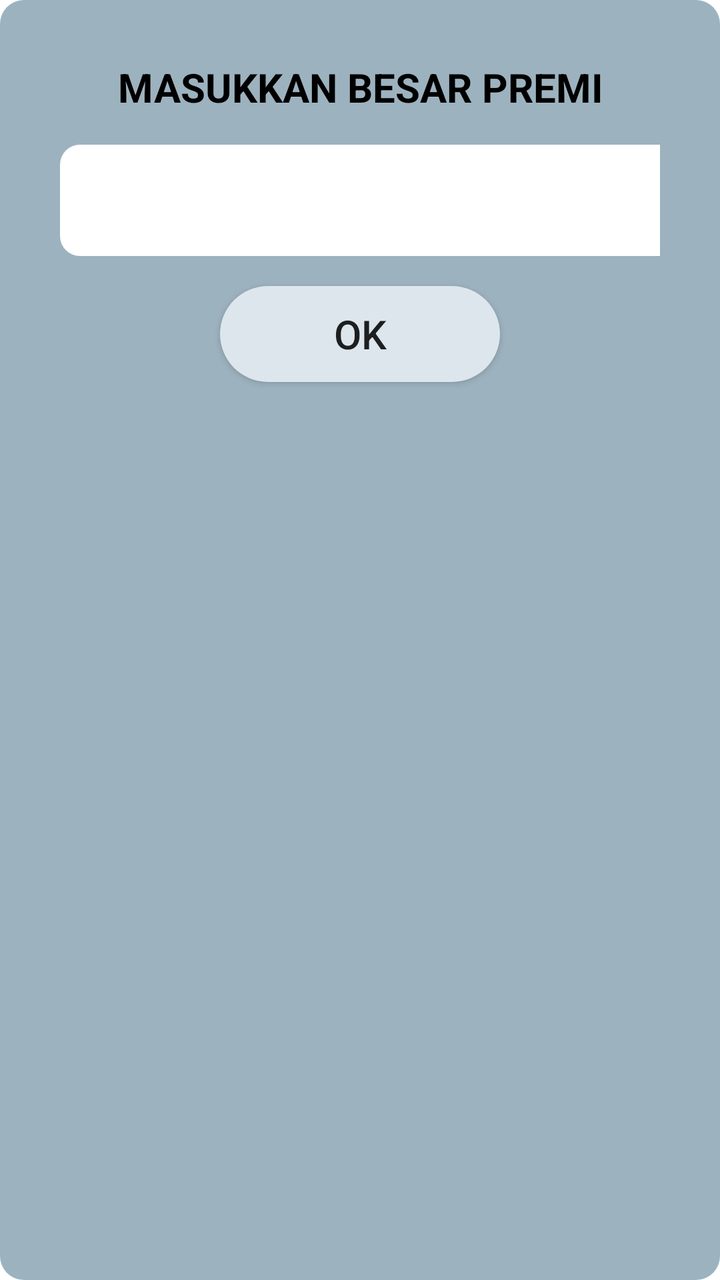
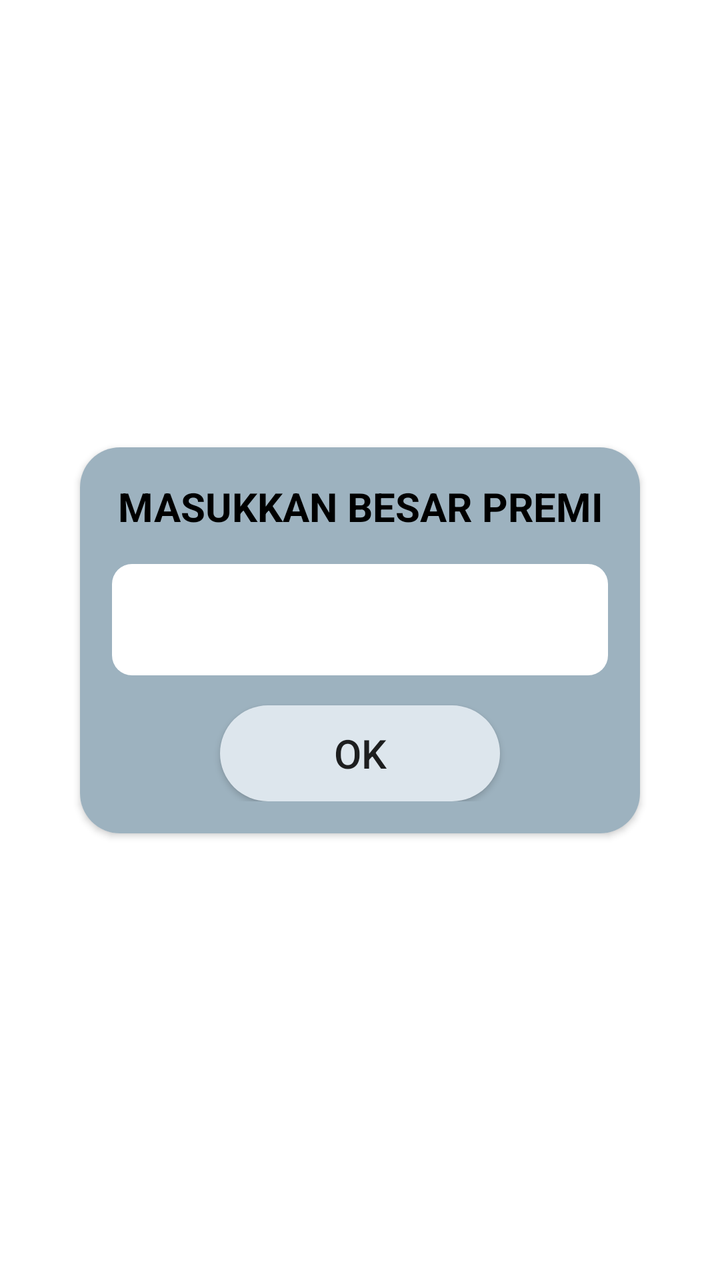

Compare the two renders of this Android layout. The source of the first and the diff that turns it into the second are given below.
<!-- AndroidManifest.xml: application theme Theme.Skripsi -->
<!-- res/layout/pop_up_input_premi.xml -->
<?xml version="1.0" encoding="utf-8"?>
<LinearLayout xmlns:android="http://schemas.android.com/apk/res/android"
    android:layout_width="wrap_content"
    android:layout_height="wrap_content"
    android:orientation="vertical"
    android:background="@drawable/rounded_icon_background"
    android:padding="30dp">

    <TextView
        android:layout_width="350dp"
        android:layout_height="wrap_content"
        android:text="@string/masukkan_besar_premi"
        android:layout_gravity="center"
        android:textAlignment="center"
        android:textColor="@color/black"
        android:textStyle="bold"
        android:textSize="20dp"
        />

    <com.google.android.material.textfield.TextInputLayout
        android:layout_width="350dp"
        android:layout_height="wrap_content"
        android:id="@+id/besarPremi"
        style="@style/Widget.MaterialComponents.TextInputLayout.OutlinedBox"
        android:textSize="12dp"
        android:layout_marginTop="10dp"
        >

        <EditText
            android:layout_width="match_parent"
            android:layout_height="wrap_content"
            android:background="@drawable/rounded_corner_fill"
            />

    </com.google.android.material.textfield.TextInputLayout>

    <androidx.appcompat.widget.AppCompatButton
        android:layout_width="140dp"
        android:layout_height="wrap_content"
        android:text="@string/ok"
        android:background="@drawable/rounded_button_ok"
        android:layout_gravity="center"
        android:layout_marginTop="15dp"
        android:id="@+id/btnOkPremi"
        android:textSize="20dp"
        />

</LinearLayout>
<!-- resources referenced by this layout -->
<resources>
  <color name="black">#FF000000</color>
  <!-- drawable rounded_button_ok (drawable) -->
  <?xml version="1.0" encoding="utf-8"?>
  <shape xmlns:android="http://schemas.android.com/apk/res/android" android:shape="rectangle">
      <solid android:color="#DDE6ED" />
      <corners android:radius="50dp" />
  </shape>
  <!-- drawable rounded_corner_fill (drawable) -->
  <?xml version="1.0" encoding="utf-8"?>
  <shape xmlns:android="http://schemas.android.com/apk/res/android"
      android:shape="rectangle">
      <solid android:color="@color/white" />
      <corners android:radius="10dp" />
  </shape>
  <!-- drawable rounded_icon_background (drawable) -->
  <?xml version="1.0" encoding="utf-8"?>
  <shape xmlns:android="http://schemas.android.com/apk/res/android"
      android:shape="rectangle">
      <solid android:color="#9DB2BF" /> <corners android:radius="12dp" /> </shape>
  <string name="masukkan_besar_premi">MASUKKAN BESAR PREMI</string>
  <string name="ok">OK</string>
  <style name="Theme.Skripsi" parent="Theme.MaterialComponents.DayNight.DarkActionBar">
          
          <item name="colorPrimary">@color/purple_500</item>
          <item name="colorPrimaryVariant">@color/purple_700</item>
          <item name="colorOnPrimary">@color/white</item>
          
          <item name="colorSecondary">@color/teal_200</item>
          <item name="colorSecondaryVariant">@color/teal_700</item>
          <item name="colorOnSecondary">@color/black</item>
          
          <item name="android:statusBarColor">?attr/colorPrimaryVariant</item>
          
      </style>
  <color name="white">#FFFFFFFF</color>
  <color name="purple_500">#FF6200EE</color>
  <color name="purple_700">#FF3700B3</color>
  <color name="teal_200">#FF03DAC5</color>
  <color name="teal_700">#FF018786</color>
</resources>

<!-- the commit's change to res/layout/pop_up_input_premi.xml (unified diff, before → after) -->
@@ -1,48 +1,68 @@
 <?xml version="1.0" encoding="utf-8"?>
-<LinearLayout xmlns:android="http://schemas.android.com/apk/res/android"
-    android:layout_width="wrap_content"
-    android:layout_height="wrap_content"
-    android:orientation="vertical"
-    android:background="@drawable/rounded_icon_background"
-    android:padding="30dp">
+<androidx.constraintlayout.widget.ConstraintLayout
+    xmlns:android="http://schemas.android.com/apk/res/android"
+    xmlns:app="http://schemas.android.com/apk/res-auto"
+    android:layout_width="match_parent"
+    android:layout_height="match_parent">
 
-    <TextView
-        android:layout_width="350dp"
+    <androidx.cardview.widget.CardView
+        android:id="@+id/passwordPopup"
+        android:layout_width="280dp"
         android:layout_height="wrap_content"
-        android:text="@string/masukkan_besar_premi"
-        android:layout_gravity="center"
-        android:textAlignment="center"
-        android:textColor="@color/black"
-        android:textStyle="bold"
-        android:textSize="20dp"
-        />
+        android:layout_margin="24dp"
+        android:elevation="8dp"
+        app:cardCornerRadius="20dp"
+        app:layout_constraintTop_toTopOf="parent"
+        app:layout_constraintBottom_toBottomOf="parent"
+        app:layout_constraintStart_toStartOf="parent"
+        app:layout_constraintEnd_toEndOf="parent">
 
-    <com.google.android.material.textfield.TextInputLayout
-        android:layout_width="350dp"
-        android:layout_height="wrap_content"
-        android:id="@+id/besarPremi"
-        style="@style/Widget.MaterialComponents.TextInputLayout.OutlinedBox"
-        android:textSize="12dp"
-        android:layout_marginTop="10dp"
-        >
-
-        <EditText
+        <LinearLayout
             android:layout_width="match_parent"
             android:layout_height="wrap_content"
-            android:background="@drawable/rounded_corner_fill"
-            />
+            android:padding="16dp"
+            android:orientation="vertical"
+            android:background="#9DB2BF">
 
-    </com.google.android.material.textfield.TextInputLayout>
+            <TextView
+                android:layout_width="match_parent"
+                android:layout_height="wrap_content"
+                android:text="@string/masukkan_besar_premi"
+                android:layout_gravity="center"
+                android:textAlignment="center"
+                android:textColor="@color/black"
+                android:textStyle="bold"
+                android:textSize="20dp"
+                />
 
-    <androidx.appcompat.widget.AppCompatButton
-        android:layout_width="140dp"
-        android:layout_height="wrap_content"
-        android:text="@string/ok"
-        android:background="@drawable/rounded_button_ok"
-        android:layout_gravity="center"
-        android:layout_marginTop="15dp"
-        android:id="@+id/btnOkPremi"
-        android:textSize="20dp"
-        />
+            <com.google.android.material.textfield.TextInputLayout
+                android:layout_width="match_parent"
+                android:layout_height="wrap_content"
+                android:id="@+id/besarPremi"
+                style="@style/Widget.MaterialComponents.TextInputLayout.OutlinedBox"
+                android:textSize="12dp"
+                android:layout_marginTop="10dp"
+                >
 
-</LinearLayout>
+                <EditText
+                    android:layout_width="match_parent"
+                    android:layout_height="wrap_content"
+                    android:background="@drawable/rounded_corner_fill"
+                    android:textColor="@color/black"
+                    />
+
+            </com.google.android.material.textfield.TextInputLayout>
+
+            <androidx.appcompat.widget.AppCompatButton
+                android:layout_width="140dp"
+                android:layout_height="wrap_content"
+                android:text="@string/ok"
+                android:background="@drawable/rounded_button_ok"
+                android:layout_gravity="center"
+                android:layout_marginTop="15dp"
+                android:id="@+id/btnOkPremi"
+                android:textSize="20dp"
+                />
+        </LinearLayout>
+    </androidx.cardview.widget.CardView>
+</androidx.constraintlayout.widget.ConstraintLayout>
<!-- resource entries referenced after the edit -->
@@ -14,11 +14,6 @@
       <solid android:color="@color/white" />
       <corners android:radius="10dp" />
   </shape>
-  <!-- drawable rounded_icon_background (drawable) -->
-  <?xml version="1.0" encoding="utf-8"?>
-  <shape xmlns:android="http://schemas.android.com/apk/res/android"
-      android:shape="rectangle">
-      <solid android:color="#9DB2BF" /> <corners android:radius="12dp" /> </shape>
   <string name="masukkan_besar_premi">MASUKKAN BESAR PREMI</string>
   <string name="ok">OK</string>
   <style name="Theme.Skripsi" parent="Theme.MaterialComponents.DayNight.DarkActionBar">
